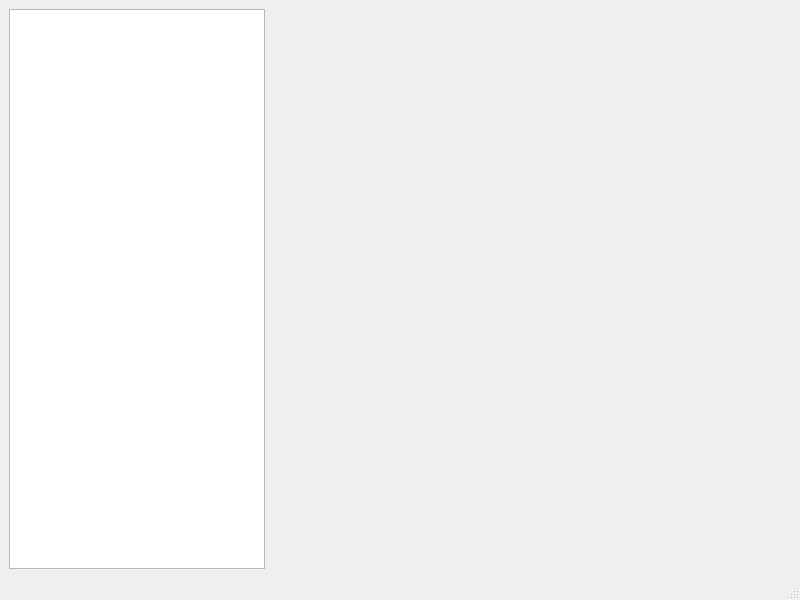
The window that mainwindow.ui (eloranta/Wordle) describes before a commit, drawn with Qt 5.
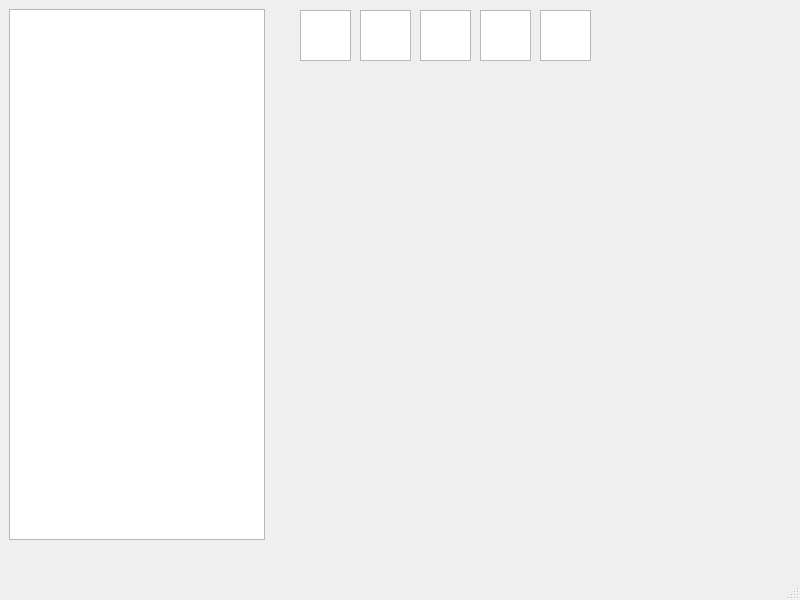
The same window after the commit.

Commit message: add: char inputs

```diff
--- a/mainwindow.ui
+++ b/mainwindow.ui
@@ -14,11 +14,96 @@
    <string>Wordle</string>
   </property>
   <widget class="QWidget" name="centralwidget">
-   <layout class="QFormLayout" name="formLayout">
-    <item row="0" column="0">
-     <widget class="QListView" name="listView"/>
-    </item>
-   </layout>
+   <widget class="QListView" name="listView">
+    <property name="geometry">
+     <rect>
+      <x>9</x>
+      <y>9</y>
+      <width>256</width>
+      <height>531</height>
+     </rect>
+    </property>
+   </widget>
+   <widget class="QPlainTextEdit" name="plainTextEdit">
+    <property name="geometry">
+     <rect>
+      <x>300</x>
+      <y>10</y>
+      <width>51</width>
+      <height>51</height>
+     </rect>
+    </property>
+    <property name="font">
+     <font>
+      <family>Consolas</family>
+      <pointsize>18</pointsize>
+     </font>
+    </property>
+   </widget>
+   <widget class="QPlainTextEdit" name="plainTextEdit_2">
+    <property name="geometry">
+     <rect>
+      <x>360</x>
+      <y>10</y>
+      <width>51</width>
+      <height>51</height>
+     </rect>
+    </property>
+    <property name="font">
+     <font>
+      <family>Consolas</family>
+      <pointsize>18</pointsize>
+     </font>
+    </property>
+   </widget>
+   <widget class="QPlainTextEdit" name="plainTextEdit_3">
+    <property name="geometry">
+     <rect>
+      <x>420</x>
+      <y>10</y>
+      <width>51</width>
+      <height>51</height>
+     </rect>
+    </property>
+    <property name="font">
+     <font>
+      <family>Consolas</family>
+      <pointsize>18</pointsize>
+     </font>
+    </property>
+   </widget>
+   <widget class="QPlainTextEdit" name="plainTextEdit_4">
+    <property name="geometry">
+     <rect>
+      <x>480</x>
+      <y>10</y>
+      <width>51</width>
+      <height>51</height>
+     </rect>
+    </property>
+    <property name="font">
+     <font>
+      <family>Consolas</family>
+      <pointsize>18</pointsize>
+     </font>
+    </property>
+   </widget>
+   <widget class="QPlainTextEdit" name="plainTextEdit_5">
+    <property name="geometry">
+     <rect>
+      <x>540</x>
+      <y>10</y>
+      <width>51</width>
+      <height>51</height>
+     </rect>
+    </property>
+    <property name="font">
+     <font>
+      <family>Consolas</family>
+      <pointsize>18</pointsize>
+     </font>
+    </property>
+   </widget>
   </widget>
   <widget class="QMenuBar" name="menubar">
    <property name="geometry">
```
The commit also changes 2 other files.
